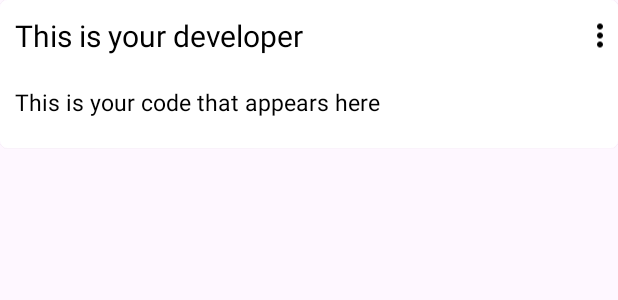
After one commit to MagnanimousDown/NotesApp, an Android app: the layout notes_layout.xml on its own in the app's theme, with its tools: preview values and no code run, on a phone screen of 412 x 824 dp. The commit adds this screen. Shown: the top 300 px of the screen. Run offline under Robolectric (Android 15) with nearby library versions, the phone set to English and light mode, and no system bars.

Commit message:
new xml commit

```diff
--- a/app/src/main/AndroidManifest.xml
+++ b/app/src/main/AndroidManifest.xml
@@ -12,6 +12,12 @@
         android:supportsRtl="true"
         android:theme="@style/Theme.NotesApp"
         tools:targetApi="31">
+        <activity
+            android:name=".createnotes"
+            android:exported="false" />
+        <activity
+            android:name=".notesActivity"
+            android:exported="false" />
         <activity
             android:name=".forgotpassword"
             android:exported="false" />
--- /dev/null
+++ b/app/src/main/res/drawable/baseline_add_24.xml
@@ -0,0 +1,5 @@
+<vector android:height="24dp" android:tint="#000000"
+    android:viewportHeight="24" android:viewportWidth="24"
+    android:width="24dp" xmlns:android="http://schemas.android.com/apk/res/android">
+    <path android:fillColor="@android:color/white" android:pathData="M19,13h-6v6h-2v-6H5v-2h6V5h2v6h6v2z"/>
+</vector>
--- /dev/null
+++ b/app/src/main/res/drawable/baseline_more_vert_24.xml
@@ -0,0 +1,5 @@
+<vector android:height="24dp" android:tint="#000000"
+    android:viewportHeight="24" android:viewportWidth="24"
+    android:width="24dp" xmlns:android="http://schemas.android.com/apk/res/android">
+    <path android:fillColor="@android:color/white" android:pathData="M12,8c1.1,0 2,-0.9 2,-2s-0.9,-2 -2,-2 -2,0.9 -2,2 0.9,2 2,2zM12,10c-1.1,0 -2,0.9 -2,2s0.9,2 2,2 2,-0.9 2,-2 -0.9,-2 -2,-2zM12,16c-1.1,0 -2,0.9 -2,2s0.9,2 2,2 2,-0.9 2,-2 -0.9,-2 -2,-2z"/>
+</vector>
--- /dev/null
+++ b/app/src/main/res/layout/notes_layout.xml
@@ -0,0 +1,81 @@
+<?xml version="1.0" encoding="utf-8"?>
+<RelativeLayout xmlns:android="http://schemas.android.com/apk/res/android"
+    android:layout_width="match_parent"
+    android:layout_height="match_parent"
+    xmlns:app="http://schemas.android.com/apk/res-auto">
+
+    <androidx.cardview.widget.CardView
+        android:layout_width="match_parent"
+        android:layout_height="wrap_content"
+        android:elevation="5dp"
+        app:cardCornerRadius="5dp"
+        app:cardMaxElevation="5dp"
+        android:id="@+id/notecard"
+        >
+
+        <LinearLayout
+            android:layout_width="match_parent"
+            android:layout_height="wrap_content"
+            android:id="@+id/note"
+            android:orientation="vertical"
+            >
+            <LinearLayout
+                android:layout_width="match_parent"
+                android:layout_height="wrap_content"
+                android:orientation="horizontal">
+
+                <TextView
+                    android:layout_width="match_parent"
+                    android:layout_height="wrap_content"
+                    android:id="@+id/notetittle"
+                    android:paddingTop="10dp"
+                    android:paddingRight="10dp"
+                    android:paddingBottom="10dp"
+                    android:text="This is your developer"
+                    android:textSize="20sp"
+                    android:textColor="@color/black"
+                    android:layout_weight="1"
+                    android:paddingLeft="10dp"
+                    >
+
+                </TextView>
+
+
+                <ImageView
+                    android:layout_width="wrap_content"
+                    android:layout_height="match_parent"
+                    android:id="@+id/menupopbutton"
+                    android:layout_weight="0"
+                    android:src="@drawable/baseline_more_vert_24"
+                    >
+
+
+                </ImageView>
+
+            </LinearLayout>
+
+            <TextView
+                android:layout_width="match_parent"
+                android:layout_height="wrap_content"
+                android:id="@+id/notecontent"
+                android:paddingBottom="20dp"
+                android:paddingLeft="10dp"
+                android:paddingRight="10dp"
+                android:paddingTop="10dp"
+                android:text="This is your code that appears here"
+                android:textSize="15sp"
+                android:textColor="@color/black">
+
+            </TextView>
+
+
+
+        </LinearLayout>
+
+
+
+
+    </androidx.cardview.widget.CardView>
+
+
+</RelativeLayout>
```
Also changed, not shown: app/src/main/java/com/example/notesapp/MainActivity.java (+53 -0 lines), app/src/main/java/com/example/notesapp/createnotes.java (added, +14 -0 lines), app/src/main/java/com/example/notesapp/forgotpassword.java (+25 -0 lines), app/src/main/java/com/example/notesapp/notesActivity.java (added, +60 -0 lines), app/src/main/res/layout/activity_createnotes.xml (added, +9 -0 lines), app/src/main/res/layout/activity_notes.xml (added, +33 -0 lines), app/src/main/res/menu/menu.xml (added, +11 -0 lines).
